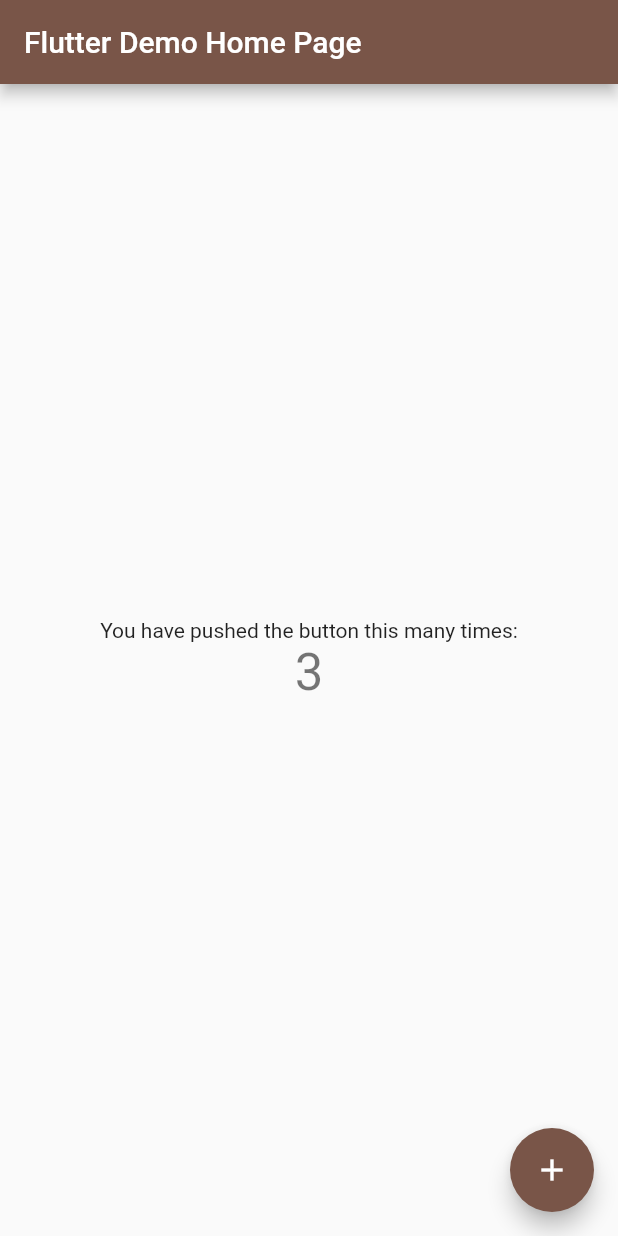
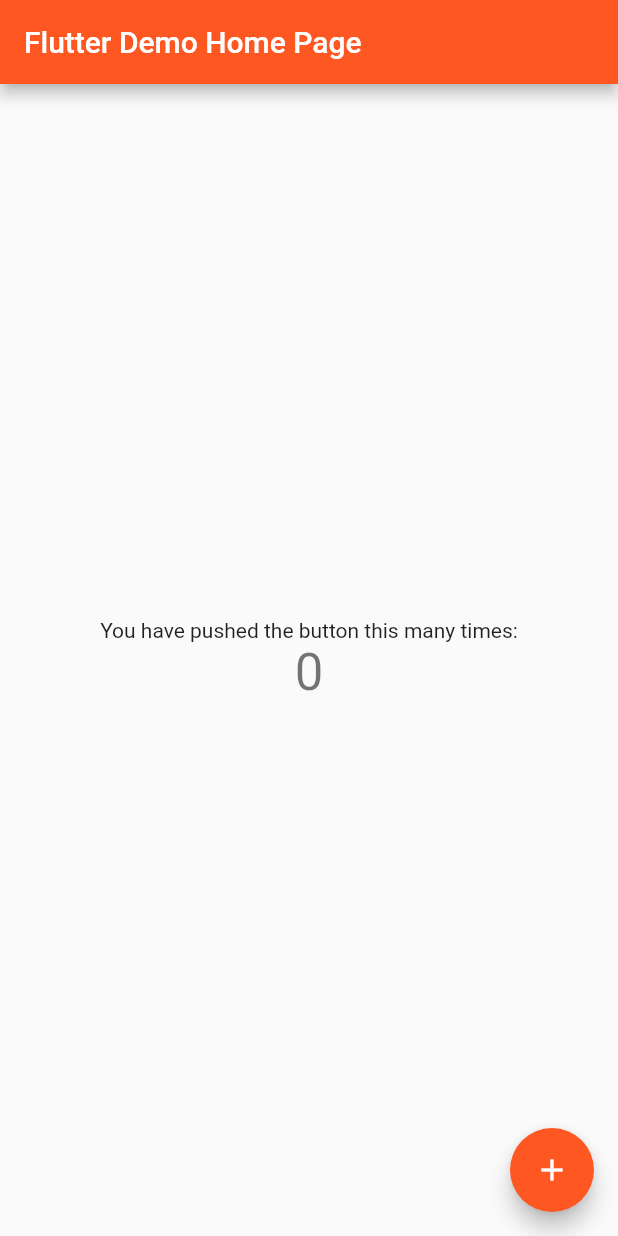
Before and after one commit to M-B-S-R/law_hub, a Flutter app: the screen it shows after launch, on a phone screen of 412 x 824 dp. Run offline on Flutter 3.47's test engine with Material 2 defaults, Android fonts, the phone set to English and light mode, and no system bars.

Commit message:
color deeporange

```diff
--- a/lib/main.dart
+++ b/lib/main.dart
@@ -13,16 +13,8 @@ class MyApp extends StatelessWidget {
     return MaterialApp(
       title: 'Law Hub',
       theme: ThemeData(
-        // This is the theme of your application.
-        //
-        // Try running your application with "flutter run". You'll see the
-        // application has a blue toolbar. Then, without quitting the app, try
-        // changing the primarySwatch below to Colors.green and then invoke
-        // "hot reload" (press "r" in the console where you ran "flutter run",
-        // or simply save your changes to "hot reload" in a Flutter IDE).
-        // Notice that the counter didn't reset back to zero; the application
-        // is not restarted.
-        primarySwatch: Colors.brown,
+
+        primarySwatch: Colors.deepOrange,
       ),
       home: const MyHomePage(title: 'Flutter Demo Home Page'),
     );
@@ -48,7 +40,7 @@ class MyHomePage extends StatefulWidget {
 }
 
 class _MyHomePageState extends State<MyHomePage> {
-  int _counter = 3;
+  int _counter = 0;
 
   void _incrementCounter() {
     setState(() {
```
